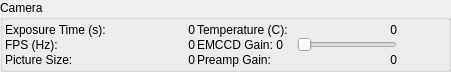
The window that storm_control/hal4000/qtdesigner/camera-params-detached.ui (ZhuangLab/storm-control) describes before a commit, drawn with Qt 5.
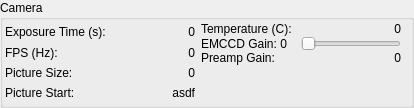
The same window after the commit.

Commit message: Also display the camera start position.

Diff of the .ui file:
```diff
--- a/storm_control/hal4000/qtdesigner/camera-params-detached.ui
+++ b/storm_control/hal4000/qtdesigner/camera-params-detached.ui
@@ -6,8 +6,8 @@
    <rect>
     <x>0</x>
     <y>0</y>
-    <width>451</width>
-    <height>72</height>
+    <width>414</width>
+    <height>108</height>
    </rect>
   </property>
   <property name="minimumSize">
@@ -22,11 +22,20 @@
   <property name="title">
    <string>Camera</string>
   </property>
-  <layout class="QHBoxLayout" name="horizontalLayout_7">
+  <layout class="QHBoxLayout" name="horizontalLayout_8">
    <property name="spacing">
+    <number>6</number>
+   </property>
+   <property name="leftMargin">
     <number>2</number>
    </property>
-   <property name="margin">
+   <property name="topMargin">
+    <number>2</number>
+   </property>
+   <property name="rightMargin">
+    <number>2</number>
+   </property>
+   <property name="bottomMargin">
     <number>2</number>
    </property>
    <item>
@@ -217,6 +226,27 @@
        </item>
       </layout>
      </item>
+     <item>
+      <layout class="QHBoxLayout" name="horizontalLayout_7">
+       <item>
+        <widget class="QLabel" name="pictureStartLabel">
+         <property name="text">
+          <string>Picture Start:</string>
+         </property>
+        </widget>
+       </item>
+       <item>
+        <widget class="QLabel" name="pictureStartText">
+         <property name="text">
+          <string>asdf</string>
+         </property>
+         <property name="alignment">
+          <set>Qt::AlignRight|Qt::AlignTrailing|Qt::AlignVCenter</set>
+         </property>
+        </widget>
+       </item>
+      </layout>
+     </item>
     </layout>
    </item>
    <item>
@@ -404,6 +434,19 @@
        </item>
       </layout>
      </item>
+     <item>
+      <spacer name="verticalSpacer">
+       <property name="orientation">
+        <enum>Qt::Vertical</enum>
+       </property>
+       <property name="sizeHint" stdset="0">
+        <size>
+         <width>20</width>
+         <height>40</height>
+        </size>
+       </property>
+      </spacer>
+     </item>
     </layout>
    </item>
    <item>
```
Left out of the diff: 1 changed line with no effect on the pictures. The commit also changes 6 other files.
